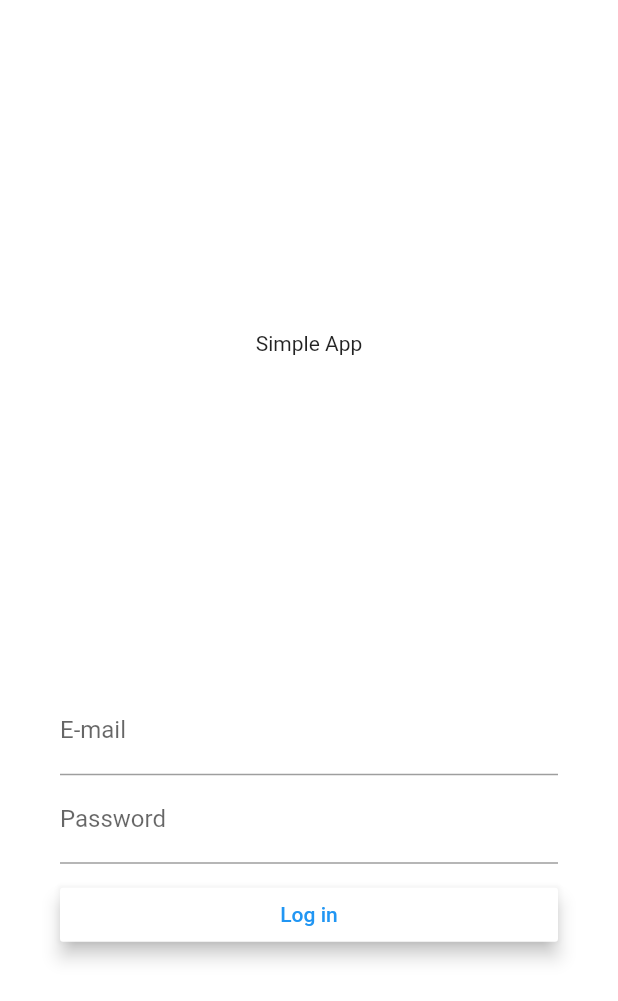
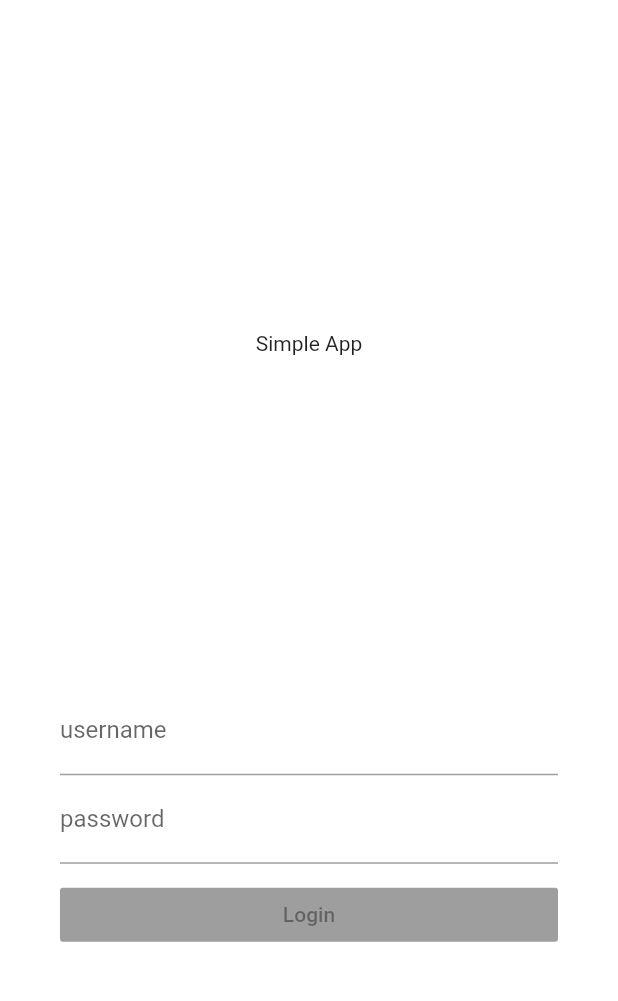
Before and after one commit to adisaptorenggo/login_app, a Flutter app: the screen it shows after launch, on a phone screen of 412 x 824 dp. Shown: the top 1001 px of the screen. Run offline on Flutter 3.47's test engine with Material 2 defaults, Android fonts, the phone set to English and light mode, and no system bars; our stand-ins replace bloc, equatable, flutter_bloc, formz, lazy_load_scrollview, rxdart.

Commit message:
Adding Login bloc

```diff
--- a/lib/bloc/login/login_bloc.dart
+++ b/lib/bloc/login/login_bloc.dart
@@ -1,18 +1,95 @@
+// import 'dart:async';
+//
+// import 'package:bloc/bloc.dart';
+// import 'package:equatable/equatable.dart';
+// import 'package:meta/meta.dart';
+//
+// part 'login_event.dart';
+// part 'login_state.dart';
+//
+// class LoginBloc extends Bloc<LoginEvent, LoginState> {
+//   LoginBloc() : super(LoginInitial());
+//
+//   @override
+//   Stream<LoginState> mapEventToState(
+//     LoginEvent event,
+//   ) async* {
+//     // TODO: implement mapEventToState
+//   }
+// }
+
 import 'dart:async';
 
 import 'package:bloc/bloc.dart';
+import 'package:equatable/equatable.dart';
+import 'package:formz/formz.dart';
+import 'package:login_app/model/password_model.dart';
+import 'package:login_app/model/username_model.dart';
+import 'package:login_app/repository/authentication_repository.dart';
 import 'package:meta/meta.dart';
 
 part 'login_event.dart';
 part 'login_state.dart';
 
 class LoginBloc extends Bloc<LoginEvent, LoginState> {
-  LoginBloc() : super(LoginInitial());
+  LoginBloc({@required AuthenticationRepository authenticationRepository,})  : assert(authenticationRepository != null),
+        _authenticationRepository = authenticationRepository,
+        super(const LoginState());
+
+  final AuthenticationRepository _authenticationRepository;
 
   @override
   Stream<LoginState> mapEventToState(
-    LoginEvent event,
-  ) async* {
-    // TODO: implement mapEventToState
+      LoginEvent event,
+      ) async* {
+    if (event is LoginUsernameChanged) {
+      yield _mapUsernameChangedToState(event, state);
+    } else if (event is LoginPasswordChanged) {
+      yield _mapPasswordChangedToState(event, state);
+    } else if (event is LoginSubmitted) {
+      yield* _mapLoginSubmittedToState(event, state);
+    }
+  }
+
+  LoginState _mapUsernameChangedToState(
+      LoginUsernameChanged event,
+      LoginState state,
+      ) {
+    final username = Username.dirty(event.username);
+    return state.copyWith(
+      username: username,
+      status: Formz.validate([state.password, username]),
+    );
+  }
+
+  LoginState _mapPasswordChangedToState(
+      LoginPasswordChanged event,
+      LoginState state,
+      ) {
+    final password = Password.dirty(event.password);
+    return state.copyWith(
+      password: password,
+      status: Formz.validate([password, state.username]),
+    );
+  }
+
+  Stream<LoginState> _mapLoginSubmittedToState(
+      LoginSubmitted event,
+      LoginState state,
+      ) async* {
+    if (state.status.isValidated) {
+      yield state.copyWith(status: FormzStatus.submissionInProgress);
+      try {
+        await _authenticationRepository.logIn(
+          username: state.username.value,
+          password: state.password.value,
+        );
+        // yield LoginSuccessFullState(login: 0);
+        yield state.copyWith(status: FormzStatus.submissionSuccess);
+      } on Exception catch (_) {
+        // yield LoginSuccessFullState(login: 1);
+        yield state.copyWith(status: FormzStatus.submissionFailure);
+      }
+    }
   }
 }
--- a/lib/bloc/login/login_event.dart
+++ b/lib/bloc/login/login_event.dart
@@ -1,4 +1,30 @@
 part of 'login_bloc.dart';
 
-@immutable
-abstract class LoginEvent {}
+abstract class LoginEvent extends Equatable {
+  const LoginEvent();
+
+  @override
+  List<Object> get props => [];
+}
+
+class LoginUsernameChanged extends LoginEvent {
+  const LoginUsernameChanged(this.username);
+
+  final String username;
+
+  @override
+  List<Object> get props => [username];
+}
+
+class LoginPasswordChanged extends LoginEvent {
+  const LoginPasswordChanged(this.password);
+
+  final String password;
+
+  @override
+  List<Object> get props => [password];
+}
+
+class LoginSubmitted extends LoginEvent {
+  const LoginSubmitted();
+}
--- a/lib/bloc/login/login_state.dart
+++ b/lib/bloc/login/login_state.dart
@@ -1,6 +1,39 @@
 part of 'login_bloc.dart';
 
-@immutable
-abstract class LoginState {}
+class LoginState extends Equatable {
+  const LoginState({
+    this.status = FormzStatus.pure,
+    this.username = const Username.pure(),
+    this.password = const Password.pure(),
+  });
 
-class LoginInitial extends LoginState {}
+  final FormzStatus status;
+  final Username username;
+  final Password password;
+
+  LoginState copyWith({
+    FormzStatus status,
+    Username username,
+    Password password,
+  }) {
+    return LoginState(
+      status: status ?? this.status,
+      username: username ?? this.username,
+      password: password ?? this.password,
+    );
+  }
+
+  @override
+  List<Object> get props => [status, username, password];
+}
+
+class LoginSuccessFullState extends LoginState {
+  final int login;
+
+  LoginSuccessFullState({@required this.login});
+  @override
+  List<Object> get props => [login];
+}
+
+class LoginFailedState extends LoginState {
+}
--- a/lib/main.dart
+++ b/lib/main.dart
@@ -1,6 +1,7 @@
 import 'package:flutter/material.dart';
 import 'package:flutter_bloc/flutter_bloc.dart';
 import 'package:login_app/bloc/home/list_users_bloc.dart';
+import 'package:login_app/repository/authentication_repository.dart';
 import 'package:login_app/screens/home_screen.dart';
 import 'package:login_app/screens/login_screen.dart';
 
@@ -24,7 +25,7 @@ class MyApp extends StatelessWidget {
         visualDensity: VisualDensity.adaptivePlatformDensity,
       ),
       home: BlocProvider(
-        create: (context) => LoginBloc(),
+        create: (context) => LoginBloc(authenticationRepository: AuthenticationRepository()),
         child: LoginScreen()
       ),
     );
--- /dev/null
+++ b/lib/model/password_model.dart
@@ -0,0 +1,13 @@
+import 'package:formz/formz.dart';
+
+enum PasswordValidationError { empty }
+
+class Password extends FormzInput<String, PasswordValidationError> {
+  const Password.pure() : super.pure('');
+  const Password.dirty([String value = '']) : super.dirty(value);
+
+  @override
+  PasswordValidationError validator(String value) {
+    return value?.isNotEmpty == true ? null : PasswordValidationError.empty;
+  }
+}
--- /dev/null
+++ b/lib/model/username_model.dart
@@ -0,0 +1,13 @@
+import 'package:formz/formz.dart';
+
+enum UsernameValidationError { empty }
+
+class Username extends FormzInput<String, UsernameValidationError> {
+  const Username.pure() : super.pure('');
+  const Username.dirty([String value = '']) : super.dirty(value);
+
+  @override
+  UsernameValidationError validator(String value) {
+    return value?.isNotEmpty == true ? null : UsernameValidationError.empty;
+  }
+}
--- /dev/null
+++ b/lib/repository/authentication_repository.dart
@@ -0,0 +1,52 @@
+import 'dart:async';
+import 'dart:convert';
+
+import 'package:login_app/bloc/message.dart';
+import 'package:meta/meta.dart';
+
+enum AuthenticationStatus { unknown, authenticated, unauthenticated }
+
+class AuthenticationRepository {
+  final _controller = StreamController<AuthenticationStatus>();
+
+  Stream<AuthenticationStatus> get status async* {
+    await Future<void>.delayed(const Duration(seconds: 1));
+    yield AuthenticationStatus.unauthenticated;
+    yield* _controller.stream;
+  }
+
+  Future<void> logIn({
+    @required String username,
+    @required String password,
+  }) async {
+    assert(username != null);
+    assert(password != null);
+
+    var response = await sendAuthenticationMessage(username, password);
+    Map<String, dynamic> jsonData = jsonDecode(response);
+    if (isSuccess(jsonData)){
+      _controller.add(AuthenticationStatus.authenticated);
+    }else{
+      throw Exception();
+    }
+
+
+
+    // await Future.delayed(
+    //   const Duration(milliseconds: 300), () {
+    //     _controller.add(AuthenticationStatus.authenticated);
+    //   }
+    // );
+  }
+
+  bool isSuccess(Map<String, dynamic> jsonData){
+    int respCode = jsonData['response_code'];
+    return respCode.toString() == '0';
+  }
+
+  void logOut() {
+    _controller.add(AuthenticationStatus.unauthenticated);
+  }
+
+  void dispose() => _controller.close();
+}
--- a/lib/screens/login_screen.dart
+++ b/lib/screens/login_screen.dart
@@ -1,4 +1,9 @@
 import 'package:flutter/material.dart';
+import 'package:formz/formz.dart';
+import 'package:flutter_bloc/flutter_bloc.dart';
+import 'package:login_app/bloc/home/list_users_bloc.dart';
+import 'package:login_app/bloc/login/login_bloc.dart';
+import 'package:login_app/screens/home_screen.dart';
 
 class LoginScreen extends StatefulWidget {
   @override
@@ -8,13 +13,6 @@ class LoginScreen extends StatefulWidget {
 class _LoginScreenState extends State<LoginScreen> {
 
   static const double _marginLogin = 40.0;
-  static const double _imageWidth = 120.0;
-  static const double _imageHeight = 180.0;
-
-  var _formKey = GlobalKey<FormState>();
-
-  TextEditingController _emailController = TextEditingController();
-  TextEditingController _passwordController = TextEditingController();
 
   @override
   void dispose() {
@@ -52,30 +50,37 @@ class _LoginScreenState extends State<LoginScreen> {
               ),
               Container(
                 margin: const EdgeInsets.only(left: _marginLogin, right: _marginLogin),
-                child: Form(
-                  key: _formKey,
-                  child: Column(
-                    children: [
-                      TextFormField(
-                        controller: _emailController,
-                        cursorColor: Colors.blue,
-                        keyboardType: TextInputType.text,
-                        textAlign: TextAlign.center,
-                        decoration: InputDecoration(
-                          labelText: 'E-mail',
-                        ),
+                child: BlocBuilder<LoginBloc, LoginState>(
+                  buildWhen: (previous, current) => previous.username != current.username,
+                  builder: (context, state) {
+                    return TextField(
+                      key: const Key('loginForm_usernameInput_textField'),
+                      onChanged: (username) =>
+                          context.read<LoginBloc>().add(LoginUsernameChanged(username)),
+                      decoration: InputDecoration(
+                        labelText: 'username',
+                        errorText: state.username.invalid ? 'invalid username' : null,
                       ),
-                      TextFormField(
-                        controller: _passwordController,
-                        cursorColor: Colors.blue,
-                        keyboardType: TextInputType.visiblePassword,
-                        textAlign: TextAlign.center,
-                        decoration: InputDecoration(
-                          labelText: 'Password',
-                        ),
+                    );
+                  },
+                ),
+              ),
+              Container(
+                margin: const EdgeInsets.only(left: _marginLogin, right: _marginLogin),
+                child: BlocBuilder<LoginBloc, LoginState>(
+                  buildWhen: (previous, current) => previous.password != current.password,
+                  builder: (context, state) {
+                    return TextField(
+                      key: const Key('loginForm_passwordInput_textField'),
+                      onChanged: (password) =>
+                          context.read<LoginBloc>().add(LoginPasswordChanged(password)),
+                      obscureText: true,
+                      decoration: InputDecoration(
+                        labelText: 'password',
+                        errorText: state.password.invalid ? 'invalid password' : null,
                       ),
-                    ],
-                  ),
+                    );
+                  },
                 ),
               ),
               Container(
@@ -85,18 +90,35 @@ class _LoginScreenState extends State<LoginScreen> {
                     Expanded(
                       child: Padding(
                         padding: const EdgeInsets.only(left: _marginLogin, right: _marginLogin),
-                        child: RaisedButton(
-                          child: Text('Log in'),
-                          elevation: 5,
-                          color: Colors.white,
-                          textColor: Colors.blue,
-                          onPressed: () => null,
+                        child: BlocBuilder<LoginBloc, LoginState>(
+                          buildWhen: (previous, current) => previous.status != current.status,
+                          builder: (context, state) {
+                            return state.status.isSubmissionInProgress
+                                ? const CircularProgressIndicator()
+                                : RaisedButton(
+                              key: const Key('loginForm_continue_raisedButton'),
+                              child: const Text('Login'),
+                              onPressed: state.status.isValidated
+                                  ? ()
+                              {
+                                context.read<LoginBloc>().add(const LoginSubmitted());
+                                Navigator.push(
+                                    context,
+                                    MaterialPageRoute(
+                                        builder: (_) => BlocProvider(
+                                            create: (context) => ListUsersBloc(),
+                                            child: HomeScreen())));
+                              }
+                                  : null,
+                            );
+                          },
                         ),
                       ),
                     )
                   ],
                 ),
               ),
+
             ],
           ),
         ),
--- a/pubspec.yaml
+++ b/pubspec.yaml
@@ -29,6 +29,7 @@ dependencies:
   rxdart: ^0.25.0
   lazy_load_scrollview: ^1.2.0
   http: ^0.12.1
+  formz: ^0.3.1
 
   # The following adds the Cupertino Icons font to your application.
   # Use with the CupertinoIcons class for iOS style icons.
```
Also changed, not shown: lib/bloc/message.dart (added, +53 -0 lines), pubspec.lock.
